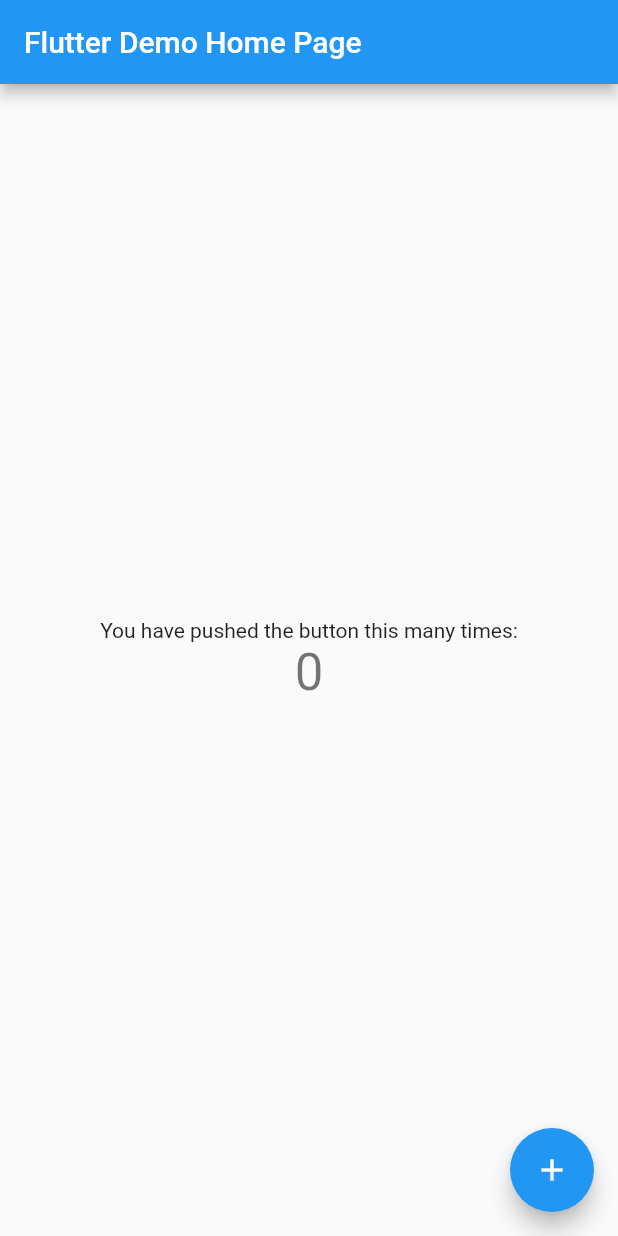
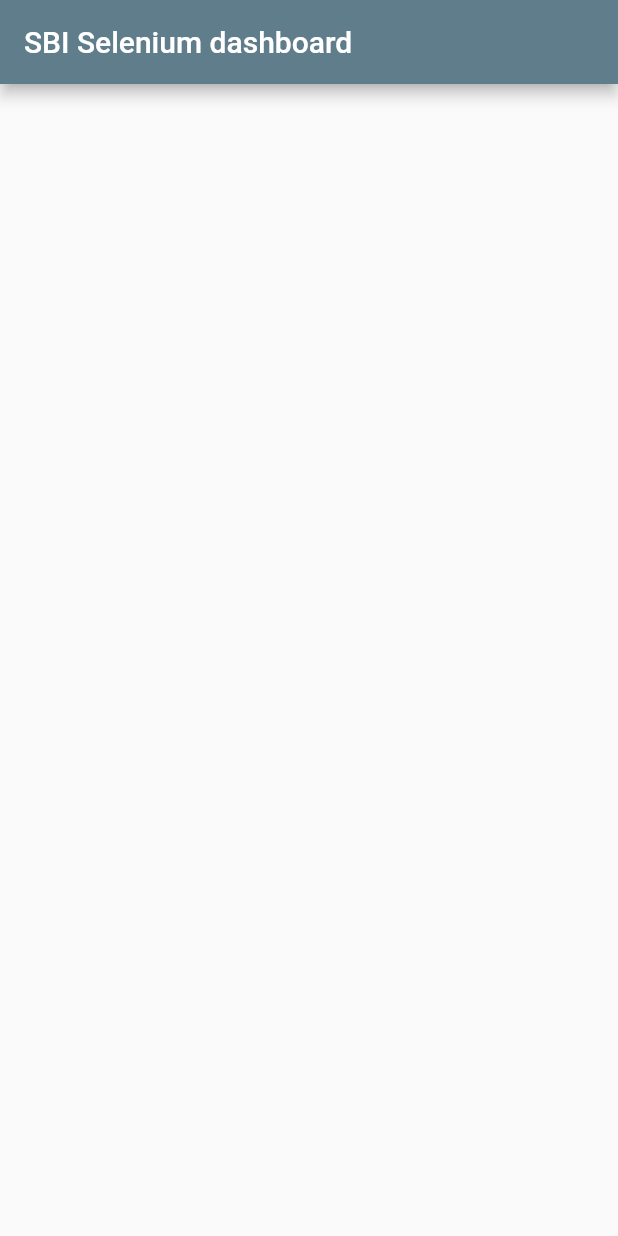
Before and after one commit to isseikz/sbi-selenium, a Flutter app: the screen it shows after launch, on a phone screen of 412 x 824 dp. Run offline on Flutter 3.47's test engine with Material 2 defaults, Android fonts, the phone set to English and light mode, and no system bars.

Commit message:
Remove unnecessary template

```diff
--- a/dashboard/lib/main.dart
+++ b/dashboard/lib/main.dart
@@ -13,34 +13,15 @@
     return MaterialApp(
       title: 'Flutter Demo',
       theme: ThemeData(
-        // This is the theme of your application.
-        //
-        // Try running your application with "flutter run". You'll see the
-        // application has a blue toolbar. Then, without quitting the app, try
-        // changing the primarySwatch below to Colors.green and then invoke
-        // "hot reload" (press "r" in the console where you ran "flutter run",
-        // or simply save your changes to "hot reload" in a Flutter IDE).
-        // Notice that the counter didn't reset back to zero; the application
-        // is not restarted.
-        primarySwatch: Colors.blue,
+        primarySwatch: Colors.blueGrey,
       ),
-      home: const MyHomePage(title: 'Flutter Demo Home Page'),
+      home: const MyHomePage(title: 'SBI Selenium dashboard'),
     );
   }
 }
 
 class MyHomePage extends StatefulWidget {
   const MyHomePage({super.key, required this.title});
-
-  // This widget is the home page of your application. It is stateful, meaning
-  // that it has a State object (defined below) that contains fields that affect
-  // how it looks.
-
-  // This class is the configuration for the state. It holds the values (in this
-  // case the title) provided by the parent (in this case the App widget) and
-  // used by the build method of the State. Fields in a Widget subclass are
-  // always marked "final".
-
   final String title;
 
   @override
@@ -48,68 +29,18 @@
 }
 
 class _MyHomePageState extends State<MyHomePage> {
-  int _counter = 0;
-
-  void _incrementCounter() {
-    setState(() {
-      // This call to setState tells the Flutter framework that something has
-      // changed in this State, which causes it to rerun the build method below
-      // so that the display can reflect the updated values. If we changed
-      // _counter without calling setState(), then the build method would not be
-      // called again, and so nothing would appear to happen.
-      _counter++;
-    });
-  }
-
   @override
   Widget build(BuildContext context) {
-    // This method is rerun every time setState is called, for instance as done
-    // by the _incrementCounter method above.
-    //
-    // The Flutter framework has been optimized to make rerunning build methods
-    // fast, so that you can just rebuild anything that needs updating rather
-    // than having to individually change instances of widgets.
     return Scaffold(
       appBar: AppBar(
-        // Here we take the value from the MyHomePage object that was created by
-        // the App.build method, and use it to set our appbar title.
         title: Text(widget.title),
       ),
       body: Center(
-        // Center is a layout widget. It takes a single child and positions it
-        // in the middle of the parent.
         child: Column(
-          // Column is also a layout widget. It takes a list of children and
-          // arranges them vertically. By default, it sizes itself to fit its
-          // children horizontally, and tries to be as tall as its parent.
-          //
-          // Invoke "debug painting" (press "p" in the console, choose the
-          // "Toggle Debug Paint" action from the Flutter Inspector in Android
-          // Studio, or the "Toggle Debug Paint" command in Visual Studio Code)
-          // to see the wireframe for each widget.
-          //
-          // Column has various properties to control how it sizes itself and
-          // how it positions its children. Here we use mainAxisAlignment to
-          // center the children vertically; the main axis here is the vertical
-          // axis because Columns are vertical (the cross axis would be
-          // horizontal).
           mainAxisAlignment: MainAxisAlignment.center,
-          children: <Widget>[
-            const Text(
-              'You have pushed the button this many times:',
-            ),
-            Text(
-              '$_counter',
-              style: Theme.of(context).textTheme.headline4,
-            ),
-          ],
+          children: <Widget>[],
         ),
       ),
-      floatingActionButton: FloatingActionButton(
-        onPressed: _incrementCounter,
-        tooltip: 'Increment',
-        child: const Icon(Icons.add),
-      ), // This trailing comma makes auto-formatting nicer for build methods.
     );
   }
 }
```
